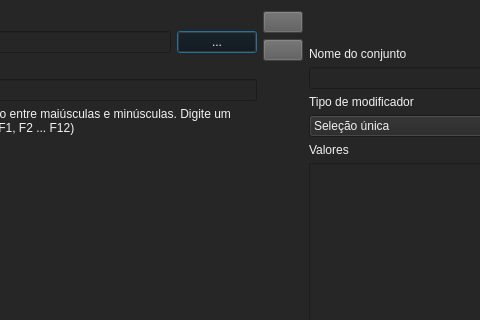
Before: the Qt Designer form add_modifier.ui in star-centauri/eMOC, drawn with Qt 5; both pictures show x 198 to 678 and y 0 to 320 of the 962 by 755 pixel window.
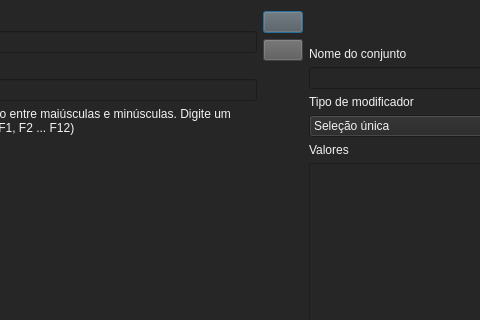
After: the same form once the commit is applied. Icons and pictures are not drawn.

Diff of the .ui file:
```diff
--- a/add_modifier.ui
+++ b/add_modifier.ui
@@ -71,34 +71,6 @@
              </property>
             </widget>
            </item>
-           <item>
-            <widget class="QPushButton" name="select_default">
-             <property name="enabled">
-              <bool>true</bool>
-             </property>
-             <property name="sizePolicy">
-              <sizepolicy hsizetype="Fixed" vsizetype="Fixed">
-               <horstretch>0</horstretch>
-               <verstretch>0</verstretch>
-              </sizepolicy>
-             </property>
-             <property name="contextMenuPolicy">
-              <enum>Qt::NoContextMenu</enum>
-             </property>
-             <property name="acceptDrops">
-              <bool>false</bool>
-             </property>
-             <property name="styleSheet">
-              <string notr="true">background-color: rgb(13, 13, 13);</string>
-             </property>
-             <property name="text">
-              <string>...</string>
-             </property>
-             <property name="autoDefault">
-              <bool>true</bool>
-             </property>
-            </widget>
-           </item>
           </layout>
          </item>
          <item>
```
